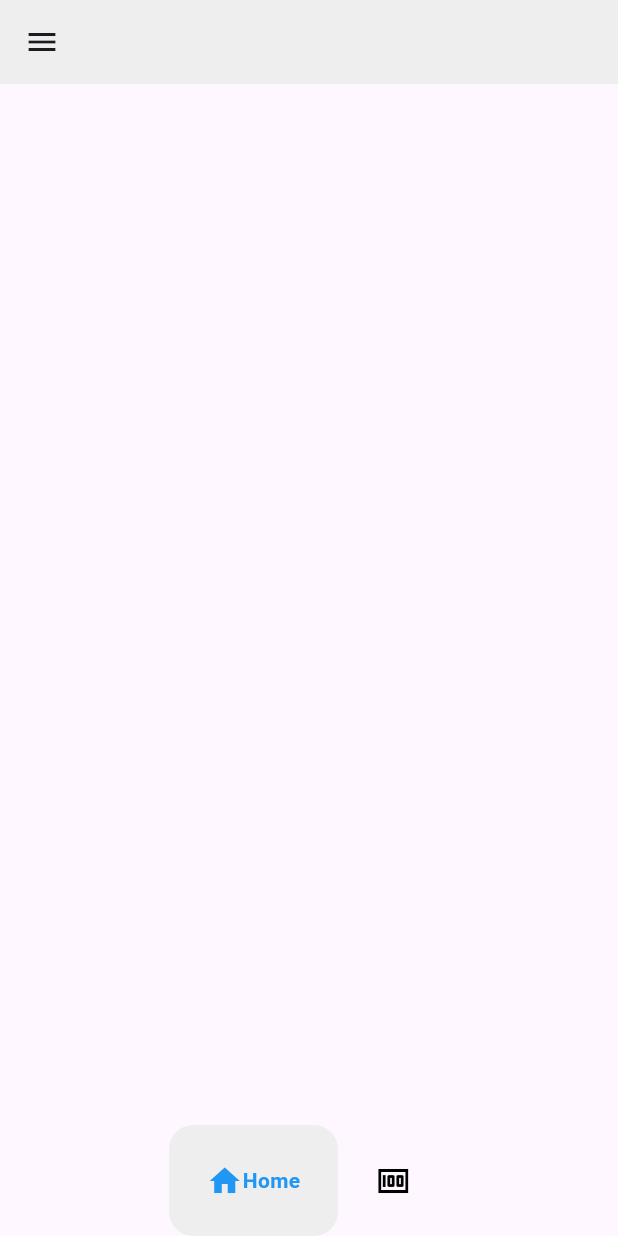
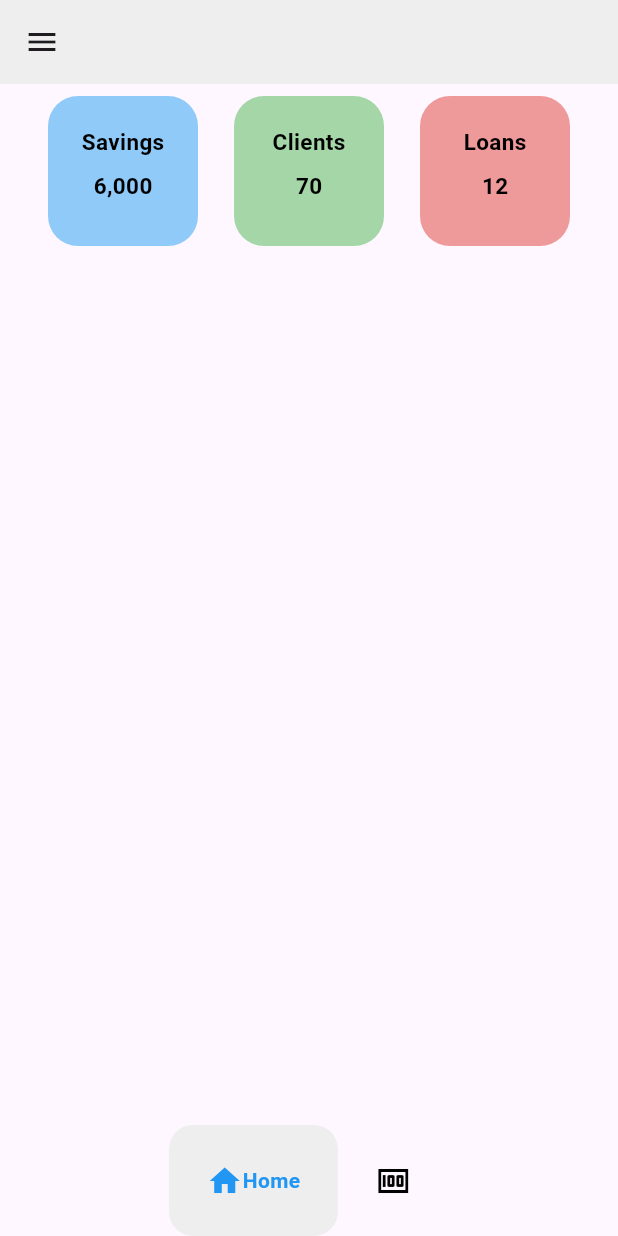
Before and after one commit to mugumya21/app_pesa_ms, a Flutter app: the screen it shows after launch, after a tap on "Login", on a phone screen of 412 x 824 dp. Run offline on Flutter 3.47's test engine with Material 3 defaults, Android fonts, the phone set to English and light mode, and no system bars; drawn by our look-alikes of google_nav_bar; our stand-ins replace get.

Commit message:
added the dasboard cards

```diff
--- a/lib/screens/dashboard_page.dart
+++ b/lib/screens/dashboard_page.dart
@@ -1,150 +1,78 @@
-// ignore_for_file: prefer_const_constructors, prefer_const_literals_to_create_immutables
-
-import 'package:app_pesa_ms/common_components/my_botton_nav_bar.dart';
-import 'package:app_pesa_ms/screens/deposit_page.dart';
-import 'package:app_pesa_ms/screens/loan_page.dart';
 import 'package:flutter/material.dart';
 
-class DashboardPage extends StatefulWidget {
-  DashboardPage({super.key});
-
-  @override
-  State<DashboardPage> createState() => _HomePageState();
-}
-
-class _HomePageState extends State<DashboardPage> {
-  // selected index
-  int selectedIdex = 0;
-
-  // list of pages
-  final List _pages = [LoanPage(), DepositPage()];
-
-// void function to loop thru
-  void navigatepages(int index) {
-    setState(() {
-      selectedIdex = index;
-    });
-  }
+class DashboardPage extends StatelessWidget{
+  const DashboardPage({super.key});
 
   @override
   Widget build(BuildContext context) {
-    return Scaffold(
-      appBar: AppBar(
-        actions: [
-          // MyBox(
-          //     color: Colors.black,
-          //     child: MyButton(
-          //       color: Colors.yellow,
-          //       onTap: () {
-          //         Provider.of<ThemeProvider>(context, listen: false)
-          //             .toggletheme();
-          //       },
-          //     ))
-        ],
-        backgroundColor: Colors.grey[200],
-        elevation: 0,
-        leading: Builder(builder: (context) {
-          return IconButton(
-              onPressed: () => Scaffold.of(context).openDrawer(),
-              icon: Icon(Icons.menu));
-        }),
-      ),
-      drawer: Drawer(
-        backgroundColor: Colors.grey[900],
-        child: Column(
-          mainAxisAlignment: MainAxisAlignment.spaceBetween,
+    return Padding(
+      padding: const EdgeInsets.all(8.0),
+      child: Row(
+        mainAxisAlignment: MainAxisAlignment.spaceEvenly,
         children: [
-            Padding(
-              padding: const EdgeInsets.all(25.0),
+          Container(
+            height: 100,
+            width: 100,
+            decoration: BoxDecoration(
+                color: Colors.blue.shade200,
+                borderRadius: BorderRadius.circular(20)),
+            child: Padding(
+              padding: const EdgeInsets.all(20.0),
               child: Column(
                 children: [
-                  DrawerHeader(
-                      child: Image.asset(
-                    'images/pesamanager.png',
-                    color: Colors.white,
-                  )),
-
-                  // drawer divider
-                  Divider(
-                    height: 20,
-                    color: Colors.grey[800],
+                  Text("Savings", style: TextStyle(color: Colors.black, fontSize: 15, fontWeight: FontWeight.bold),),
+                  Padding(
+                    padding: const EdgeInsets.only(top: 8),
+                    child: Center(child: Text("6,000", style: TextStyle(color: Colors.black, fontSize: 15, fontWeight: FontWeight.bold),)),
                   ),
 
-                  //tap
-                  ListTile(
-                    leading: Icon(
-                      Icons.home,
-                      color: Colors.white,
-                    ),
-                    onTap: () {},
-                    title: Text("Dasboard"),
-                    textColor: Colors.white,
-                  ),
-
-                  //tap
-                  ListTile(
-                    leading: Icon(
-                      Icons.people,
-                      color: Colors.white,
-                    ),
-                    onTap: () {},
-                    title: Text("Clients"),
-                    textColor: Colors.white,
-                  ),
-                  //tap
-                  ListTile(
-                    leading:  Image.asset(
-                    'images/loan.png',
-                    color: Colors.white, height: 30,
-                  ),
-                    onTap: () {},
-                    title: Text("Loans"),
-                    textColor: Colors.white,
-                  ),
-                  //tap
-                  ListTile(
-                    leading: Image.asset(
-                    'images/wallet.png',
-                    color: Colors.white, height: 30,
-                  ),
-                    onTap: () {},
-                    title: Text("Deposit"),
-                    textColor: Colors.white,
-                  ),
-                  //tap
-                  ListTile(
-                    leading: Image.asset(
-                    'images/withdraw.png',
-                    color: Colors.white, height: 30,
-                  ),
-                    onTap: () {},
-                    title: Text("WithDraw"),
-                    textColor: Colors.white,
-                  ),
                 ],
+              )
             ),
           ),
 
-            //tap
+          Container(
+            height: 100,
+            width: 100,
+            decoration: BoxDecoration(
+                color: Colors.green.shade200,
+                borderRadius: BorderRadius.circular(20)),
+            child:  Padding(
+                padding: const EdgeInsets.all(20.0),
+                child: Column(
+                  children: [
+                    Text("Clients", style: TextStyle(color: Colors.black, fontSize: 15, fontWeight: FontWeight.bold),),
                     Padding(
-              padding: const EdgeInsets.all(25.0),
-              child: ListTile(
-                leading: Icon(
-                  Icons.logout_rounded,
-                  color: Colors.white,
+                      padding: const EdgeInsets.only(top: 8),
+                      child: Center(child: Text("70", style: TextStyle(color: Colors.black, fontSize: 15, fontWeight: FontWeight.bold),)),
                     ),
-                onTap: () {},
-                title: Text("Logout"),
-                textColor: Colors.white,
+
+                  ],
+                )
+            ),
+          ),
+          Container(
+            height: 100,
+            width: 100,
+            decoration: BoxDecoration(
+                color: Colors.red.shade200,
+                borderRadius: BorderRadius.circular(20)),
+            child:  Padding(
+                padding: const EdgeInsets.all(20.0),
+                child: Column(
+                  children: [
+                    Text("Loans", style: TextStyle(color: Colors.black, fontSize: 15, fontWeight: FontWeight.bold),),
+                    Padding(
+                      padding: const EdgeInsets.only(top: 8),
+                      child: Center(child: Text("12", style: TextStyle(color: Colors.black, fontSize: 15, fontWeight: FontWeight.bold),)),
+                    ),
+
+                  ],
+                )
             ),
           ),
         ],
       ),
-      ),
-      body: _pages[selectedIdex],
-      // start from here, use index to access the home and the cart btn and pages
-      bottomNavigationBar:
-          BottomNavBar(onTabChange: (index) => navigatepages(index)),
     );
   }
 }
--- a/lib/screens/login_page.dart
+++ b/lib/screens/login_page.dart
@@ -2,9 +2,11 @@
 
 import 'package:app_pesa_ms/common_components/my_default_button.dart';
 import 'package:app_pesa_ms/core.controllers/login_controller.dart';
-import 'package:app_pesa_ms/screens/dashboard_page.dart';
 import 'package:get/get.dart';
 import 'package:flutter/material.dart';
+
+import '../util/side_bar.dart';
+import 'dashboard_page.dart';
 
 class LoginPage extends StatelessWidget {
   LoginPage({super.key});
@@ -14,7 +16,7 @@ class LoginPage extends StatelessWidget {
   TextEditingController passwordcontroller = TextEditingController();
   @override
   Widget build(BuildContext context) {
-    return Scaffold(
+    return Scaffold(backgroundColor: Colors.white,
       body: Container(
         child: Center(
           child: Padding(
@@ -23,7 +25,7 @@ class LoginPage extends StatelessWidget {
               children: [
                 // logo
                 Image.asset(
-                  'images/pesamanager_black.png',
+                  'assets/images/pesamanager_black.png',
                   height: 100,
                 ),
                 // tilte
@@ -66,7 +68,7 @@ class LoginPage extends StatelessWidget {
                 ),
                 // start now button
                 GestureDetector(
-                    onTap: () => Get.to(DashboardPage()),
+                    onTap: () => Get.to(SideBar()),
                     child: MyButton(
                       color:  Colors.black,
                       borderRadius: BorderRadius.circular(8),
--- /dev/null
+++ b/lib/util/side_bar.dart
@@ -0,0 +1,140 @@
+// ignore_for_file: prefer_const_constructors, prefer_const_literals_to_create_immutables
+
+import 'package:app_pesa_ms/common_components/my_botton_nav_bar.dart';
+import 'package:app_pesa_ms/screens/deposits_page.dart';
+import 'package:app_pesa_ms/screens/loans_page.dart';
+import 'package:flutter/material.dart';
+
+import '../screens/dashboard_page.dart';
+
+class SideBar extends StatefulWidget {
+  SideBar({super.key});
+
+  @override
+  State<SideBar> createState() => _SideBarState();
+}
+
+class _SideBarState extends State<SideBar> {
+  // selected index
+  int selectedIdex = 0;
+
+  // list of pages
+  final List _pages = [DashboardPage(), LoanPage()];
+
+// void function to loop thru
+  void navigatepages(int index) {
+    setState(() {
+      selectedIdex = index;
+    });
+  }
+
+  @override
+  Widget build(BuildContext context) {
+    return Scaffold(
+      appBar: AppBar(
+        actions: [
+          // MyBox(
+          //     color: Colors.black,
+          //     child: MyButton(
+          //       color: Colors.yellow,
+          //       onTap: () {
+          //         Provider.of<ThemeProvider>(context, listen: false)
+          //             .toggletheme();
+          //       },
+          //     ))
+        ],
+        backgroundColor: Colors.grey[200],
+        elevation: 0,
+        leading: Builder(builder: (context) {
+          return IconButton(
+              onPressed: () => Scaffold.of(context).openDrawer(),
+              icon: Icon(Icons.menu));
+        }),
+      ),
+      drawer: Drawer(
+        backgroundColor: Colors.grey[900],
+        child: Column(
+          mainAxisAlignment: MainAxisAlignment.spaceBetween,
+          children: [
+            Padding(
+              padding: const EdgeInsets.all(25.0),
+              child: Column(
+                children: [
+                  DrawerHeader(
+                      child: Image.asset(
+                    'assets/images/pesamanager.png',
+                    color: Colors.white,
+                  )),
+                  //tap
+                  ListTile(
+                    leading: Icon(
+                      Icons.home,
+                      color: Colors.white,
+                    ),
+                    onTap: () {},
+                    title: Text("Dasboard"),
+                    textColor: Colors.white,
+                  ),
+
+                  //tap
+                  ListTile(
+                    leading: Icon(
+                      Icons.people,
+                      color: Colors.white,
+                    ),
+                    onTap: () {},
+                    title: Text("Clients"),
+                    textColor: Colors.white,
+                  ),
+                  //tap
+                  ListTile(
+                    leading:  Image.asset(
+                    'assets/images/loan.png',
+                    color: Colors.white, height: 30,
+                  ),
+                    onTap: () {},
+                    title: Text("Loans"),
+                    textColor: Colors.white,
+                  ),
+                  //tap
+                  ListTile(
+                    leading: Image.asset(
+                    'assets/images/wallet.png',
+                    color: Colors.white, height: 30,
+                  ),
+                    onTap: () {},
+                    title: Text("Deposit"),
+                    textColor: Colors.white,
+                  ),
+                  //tap
+                  ListTile(
+                    leading: Image.asset(
+                    'assets/images/withdraw.png',
+                    color: Colors.white, height: 30,
+                  ),
+                    onTap: () {},
+                    title: Text("WithDraw"),
+                    textColor: Colors.white,
+                  ),
+                  ListTile(
+                    leading: Icon(
+                      Icons.logout_rounded,
+                      color: Colors.white,
+                    ),
+                    onTap: () {},
+                    title: Text("Logout"),
+                    textColor: Colors.white,
+                  ),
+                ],
+              ),
+            ),
+          ],
+        ),
+      ),
+      body: _pages[selectedIdex],
+      // start from here, use index to access the home and the cart btn and pages
+      bottomNavigationBar:
+          BottomNavBar(onTabChange: (index) => navigatepages(index)),
+    );
+  }
+}
--- a/pubspec.yaml
+++ b/pubspec.yaml
@@ -63,6 +63,11 @@ flutter:
   # To add assets to your application, add an assets section, like this:
   assets:
     - assets/images/logo.png
+    - assets/images/pesamanager_black.png
+    - assets/images/pesamanager.png
+    - assets/images/withdraw.png
+    - assets/images/wallet.png
+    - assets/images/loan.png
   #   - images/a_dot_ham.jpeg
 
   # An image asset can refer to one or more resolution-specific "variants", see
```
Also changed, not shown: lib/screens/clients_page.dart (added), lib/screens/deposits_page.dart (renamed from lib/screens/deposit_page.dart), lib/screens/loans_page.dart (renamed from lib/screens/loan_page.dart), 1 other file. Lines whose indentation alone changed are shown as unchanged.
